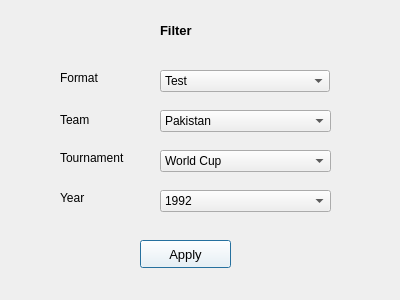
This is App/Filter_matches.ui in Musab1Blaser/dbms_icc as Qt 5 draws it before an edit. The edited form follows.
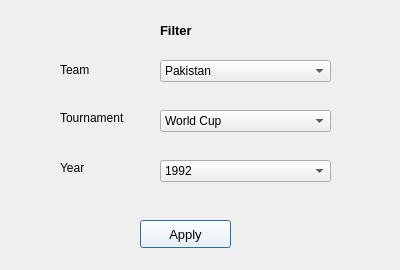
This is the edited form.

What changed in the file:
```diff
--- a/App/Filter_matches.ui
+++ b/App/Filter_matches.ui
@@ -7,7 +7,7 @@
     <x>0</x>
     <y>0</y>
     <width>400</width>
-    <height>300</height>
+    <height>270</height>
    </rect>
   </property>
   <property name="windowTitle">
@@ -30,7 +30,7 @@
    <property name="geometry">
     <rect>
      <x>60</x>
-     <y>190</y>
+     <y>160</y>
      <width>55</width>
      <height>16</height>
     </rect>
@@ -39,36 +39,11 @@
     <string>Year</string>
    </property>
   </widget>
-  <widget class="QComboBox" name="format_comboBox">
-   <property name="geometry">
-    <rect>
-     <x>160</x>
-     <y>70</y>
-     <width>170</width>
-     <height>22</height>
-    </rect>
-   </property>
-   <item>
-    <property name="text">
-     <string>Test</string>
-    </property>
-   </item>
-   <item>
-    <property name="text">
-     <string>ODI</string>
-    </property>
-   </item>
-   <item>
-    <property name="text">
-     <string>T20</string>
-    </property>
-   </item>
-  </widget>
   <widget class="QComboBox" name="team_comboBox">
    <property name="geometry">
     <rect>
      <x>160</x>
-     <y>110</y>
+     <y>60</y>
      <width>171</width>
      <height>22</height>
     </rect>
@@ -93,7 +68,7 @@
    <property name="geometry">
     <rect>
      <x>60</x>
-     <y>110</y>
+     <y>60</y>
      <width>60</width>
      <height>20</height>
     </rect>
@@ -106,7 +81,7 @@
    <property name="geometry">
     <rect>
      <x>60</x>
-     <y>150</y>
+     <y>110</y>
      <width>90</width>
      <height>16</height>
     </rect>
@@ -115,24 +90,11 @@
     <string>Tournament</string>
    </property>
   </widget>
-  <widget class="QLabel" name="label_2">
-   <property name="geometry">
-    <rect>
-     <x>60</x>
-     <y>70</y>
-     <width>55</width>
-     <height>16</height>
-    </rect>
-   </property>
-   <property name="text">
-    <string>Format</string>
-   </property>
-  </widget>
   <widget class="QComboBox" name="year_comboBox">
    <property name="geometry">
     <rect>
      <x>160</x>
-     <y>190</y>
+     <y>160</y>
      <width>171</width>
      <height>22</height>
     </rect>
@@ -157,7 +119,7 @@
    <property name="geometry">
     <rect>
      <x>160</x>
-     <y>150</y>
+     <y>110</y>
      <width>171</width>
      <height>22</height>
     </rect>
@@ -177,7 +139,7 @@
    <property name="geometry">
     <rect>
      <x>140</x>
-     <y>240</y>
+     <y>220</y>
      <width>91</width>
      <height>28</height>
     </rect>
```
